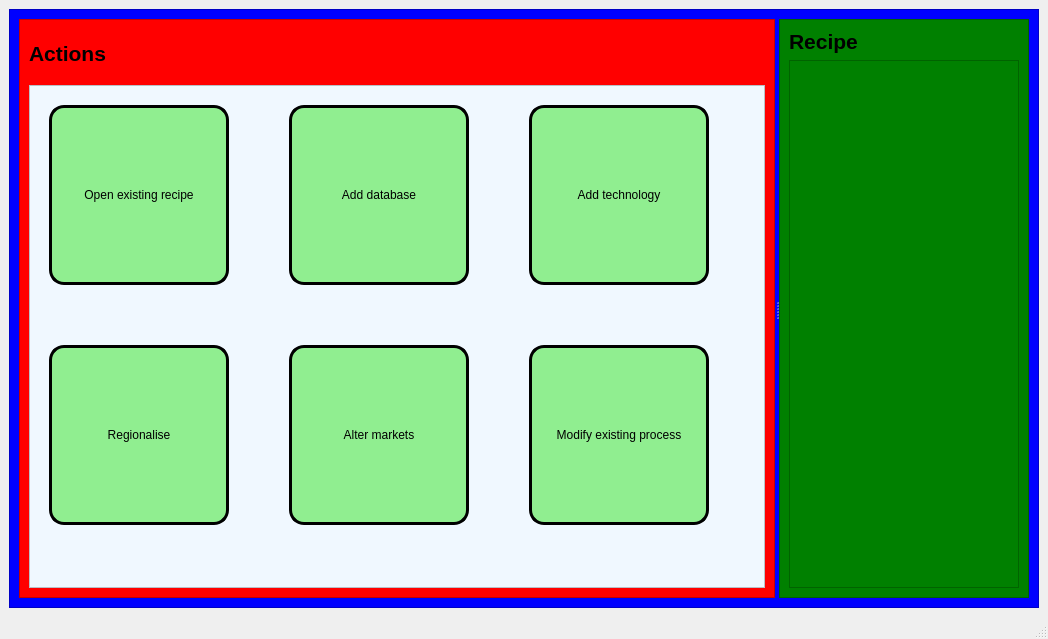
pjamesjoyce/futura, file futura_ui/app/ui/main/new_main.ui: the form before one commit.
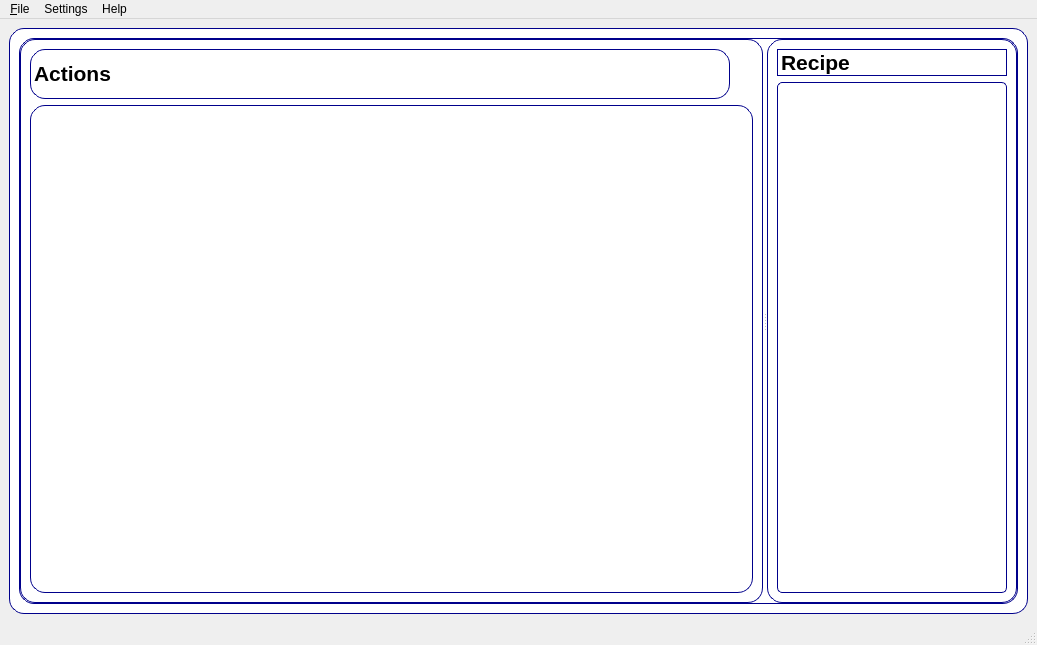
The form after the commit.

```diff
--- a/futura_ui/app/ui/main/new_main.ui
+++ b/futura_ui/app/ui/main/new_main.ui
@@ -6,19 +6,26 @@
    <rect>
     <x>0</x>
     <y>0</y>
-    <width>1048</width>
-    <height>639</height>
+    <width>1037</width>
+    <height>645</height>
    </rect>
   </property>
   <property name="windowTitle">
    <string>MainWindow</string>
   </property>
   <widget class="QWidget" name="centralwidget">
+   <property name="styleSheet">
+    <string notr="true">QFrame{
+	background:white;
+	border:1px solid darkblue;
+	border-radius:15px;
+}</string>
+   </property>
    <layout class="QGridLayout" name="gridLayout">
     <item row="0" column="0">
      <widget class="QFrame" name="frame">
       <property name="styleSheet">
-       <string notr="true">background:blue</string>
+       <string notr="true">background:white</string>
       </property>
       <property name="frameShape">
        <enum>QFrame::StyledPanel</enum>
@@ -29,12 +36,15 @@
       <layout class="QGridLayout" name="gridLayout_2">
        <item row="0" column="0">
         <widget class="QSplitter" name="splitter">
+         <property name="styleSheet">
+          <string notr="true"/>
+         </property>
          <property name="orientation">
           <enum>Qt::Horizontal</enum>
          </property>
          <widget class="QFrame" name="frame_2">
           <property name="styleSheet">
-           <string notr="true">background:red
+           <string notr="true">background:white
 </string>
           </property>
           <property name="frameShape">
@@ -60,8 +70,7 @@
            <item>
             <widget class="QFrame" name="frame_4">
              <property name="styleSheet">
-              <string notr="true">background:aliceblue
-</string>
+              <string notr="true"/>
              </property>
              <property name="frameShape">
               <enum>QFrame::StyledPanel</enum>
@@ -69,156 +78,11 @@
              <property name="frameShadow">
               <enum>QFrame::Raised</enum>
              </property>
-             <widget class="QPushButton" name="pushButton">
-              <property name="geometry">
-               <rect>
-                <x>20</x>
-                <y>20</y>
-                <width>180</width>
-                <height>180</height>
-               </rect>
-              </property>
-              <property name="minimumSize">
-               <size>
-                <width>180</width>
-                <height>180</height>
-               </size>
-              </property>
-              <property name="styleSheet">
-               <string notr="true">background:lightgreen;
-border:3px solid black;
-border-radius:15px;</string>
-              </property>
-              <property name="text">
-               <string>Open existing recipe</string>
-              </property>
-              <property name="checkable">
-               <bool>false</bool>
-              </property>
-              <property name="flat">
-               <bool>true</bool>
-              </property>
-             </widget>
-             <widget class="QPushButton" name="pushButton_2">
-              <property name="geometry">
-               <rect>
-                <x>260</x>
-                <y>20</y>
-                <width>180</width>
-                <height>180</height>
-               </rect>
-              </property>
-              <property name="minimumSize">
-               <size>
-                <width>180</width>
-                <height>180</height>
-               </size>
-              </property>
-              <property name="styleSheet">
-               <string notr="true">background:lightgreen;
-border:3px solid black;
-border-radius:15px;</string>
-              </property>
-              <property name="text">
-               <string>Add database</string>
-              </property>
-             </widget>
-             <widget class="QPushButton" name="pushButton_3">
-              <property name="geometry">
-               <rect>
-                <x>500</x>
-                <y>20</y>
-                <width>180</width>
-                <height>180</height>
-               </rect>
-              </property>
-              <property name="minimumSize">
-               <size>
-                <width>180</width>
-                <height>180</height>
-               </size>
-              </property>
-              <property name="styleSheet">
-               <string notr="true">background:lightgreen;
-border:3px solid black;
-border-radius:15px;</string>
-              </property>
-              <property name="text">
-               <string>Add technology</string>
-              </property>
-             </widget>
-             <widget class="QPushButton" name="pushButton_4">
-              <property name="geometry">
-               <rect>
-                <x>500</x>
-                <y>260</y>
-                <width>180</width>
-                <height>180</height>
-               </rect>
-              </property>
-              <property name="minimumSize">
-               <size>
-                <width>180</width>
-                <height>180</height>
-               </size>
-              </property>
-              <property name="styleSheet">
-               <string notr="true">background:lightgreen;
-border:3px solid black;
-border-radius:15px;</string>
-              </property>
-              <property name="text">
-               <string>Modify existing process</string>
-              </property>
-             </widget>
-             <widget class="QPushButton" name="pushButton_5">
-              <property name="geometry">
-               <rect>
-                <x>260</x>
-                <y>260</y>
-                <width>180</width>
-                <height>180</height>
-               </rect>
-              </property>
-              <property name="minimumSize">
-               <size>
-                <width>180</width>
-                <height>180</height>
-               </size>
-              </property>
-              <property name="styleSheet">
-               <string notr="true">background:lightgreen;
-border:3px solid black;
-border-radius:15px;</string>
-              </property>
-              <property name="text">
-               <string>Alter markets</string>
-              </property>
-             </widget>
-             <widget class="QPushButton" name="pushButton_6">
-              <property name="geometry">
-               <rect>
-                <x>20</x>
-                <y>260</y>
-                <width>180</width>
-                <height>180</height>
-               </rect>
-              </property>
-              <property name="minimumSize">
-               <size>
-                <width>180</width>
-                <height>180</height>
-               </size>
-              </property>
-              <property name="styleSheet">
-               <string notr="true">background:lightgreen;
-border:3px solid black;
-border-radius:15px;</string>
-              </property>
-              <property name="text">
-               <string>Regionalise</string>
-              </property>
-             </widget>
+             <layout class="QGridLayout" name="gridLayout_5">
+              <item row="0" column="0">
+               <layout class="QGridLayout" name="actionsLayout"/>
+              </item>
+             </layout>
             </widget>
            </item>
           </layout>
@@ -231,7 +95,8 @@
            </size>
           </property>
           <property name="styleSheet">
-           <string notr="true">background:green
+           <string notr="true">background:white
+
 </string>
           </property>
           <property name="frameShape">
@@ -255,7 +120,13 @@
             </widget>
            </item>
            <item>
-            <widget class="QListView" name="listView"/>
+            <widget class="QListView" name="listView">
+             <property name="styleSheet">
+              <string notr="true">background:white;
+border:1px solid darkblue;
+border-radius:5px;</string>
+             </property>
+            </widget>
            </item>
           </layout>
          </widget>
@@ -271,10 +142,34 @@
     <rect>
      <x>0</x>
      <y>0</y>
-     <width>1048</width>
+     <width>1037</width>
      <height>26</height>
     </rect>
    </property>
+   <widget class="QMenu" name="menu_File">
+    <property name="title">
+     <string>&amp;File</string>
+    </property>
+    <addaction name="actionOpen_Recipe"/>
+    <addaction name="separator"/>
+    <addaction name="action_Save_Recipe"/>
+    <addaction name="action_Save_Recipe_2"/>
+   </widget>
+   <widget class="QMenu" name="menuSetting">
+    <property name="title">
+     <string>Settings</string>
+    </property>
+    <addaction name="actionSettings"/>
+   </widget>
+   <widget class="QMenu" name="menuHelp">
+    <property name="title">
+     <string>Help</string>
+    </property>
+    <addaction name="actionAbout"/>
+   </widget>
+   <addaction name="menu_File"/>
+   <addaction name="menuSetting"/>
+   <addaction name="menuHelp"/>
   </widget>
   <widget class="QStatusBar" name="statusbar"/>
  </widget>
```
Left out of the diff: 25 changed lines with no effect on the pictures.
